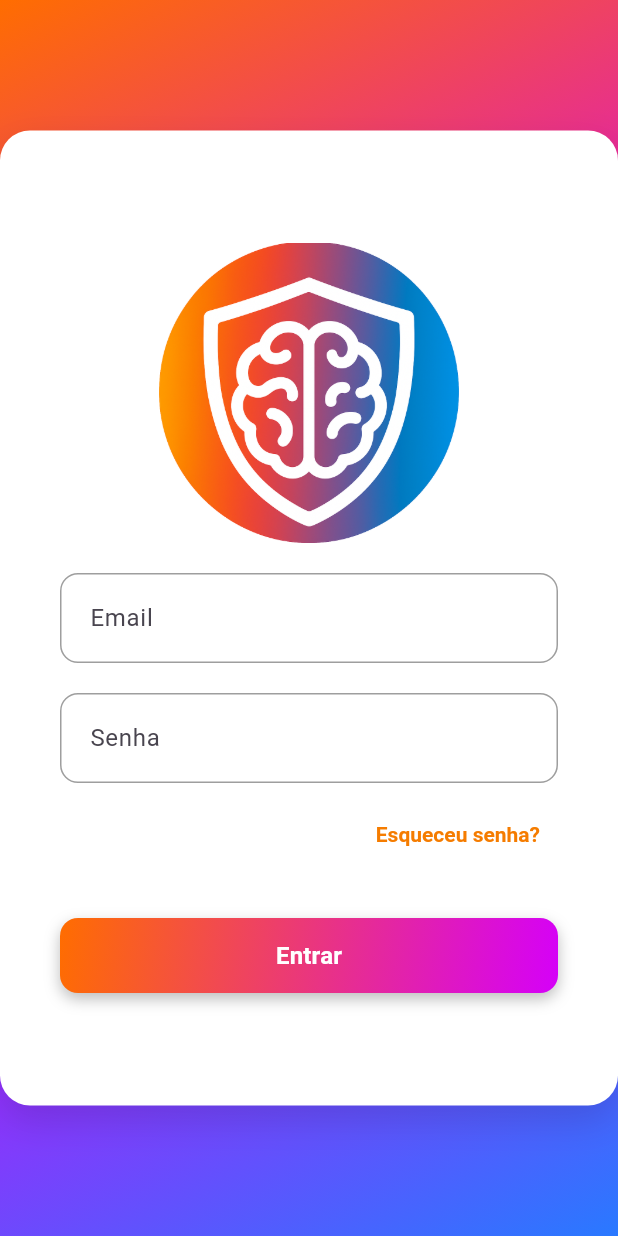
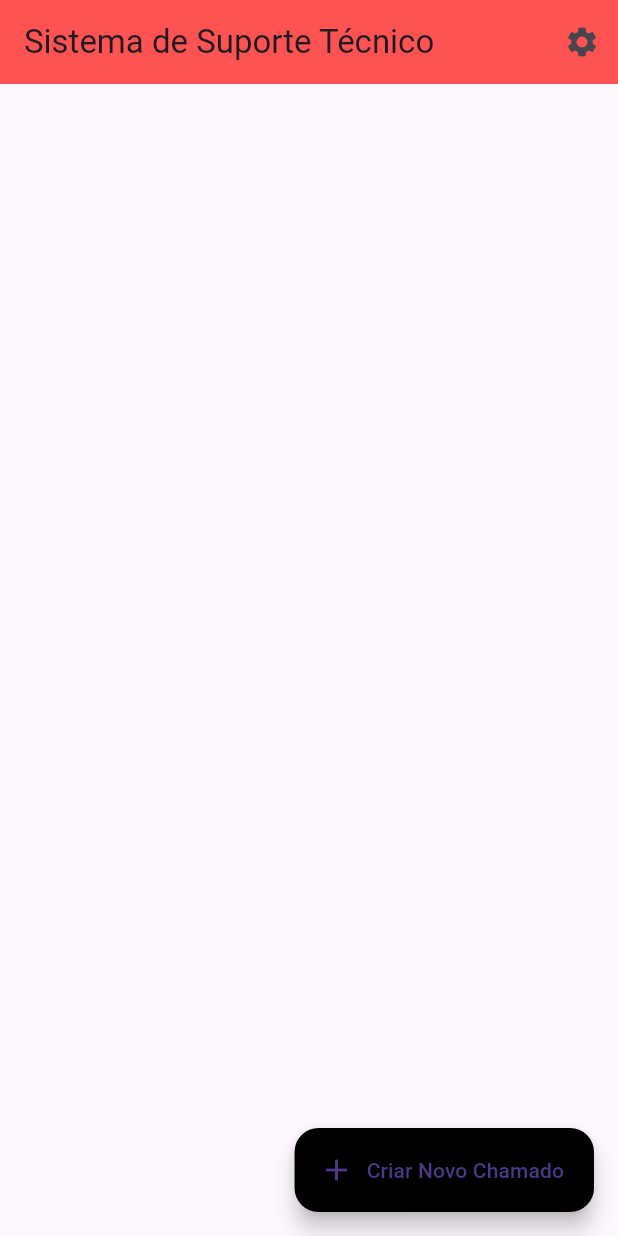
Before and after one commit to Neovexz/cortexIA_front_end_flutter, a Flutter app: the screen it shows after launch, on a phone screen of 412 x 824 dp. Run offline on Flutter 3.47's test engine with Material 3 defaults, Android fonts, the phone set to English and light mode, and no system bars.

Commit message:
:heavy_plus_sign: feat/20: criação da estrutura base da DashboardPage

```diff
--- a/lib/main.dart
+++ b/lib/main.dart
@@ -1,6 +1,7 @@
 import 'package:flutter/material.dart';
 import 'package:front_end_flutter_cortex_ia/config/app_config.dart';
 import 'package:front_end_flutter_cortex_ia/core/constants/colors.dart';
+import 'package:front_end_flutter_cortex_ia/presentation/pages/dashboard_page.dart';
 import 'package:front_end_flutter_cortex_ia/presentation/pages/login.dart';
 
 
@@ -23,7 +24,7 @@ class MyApp extends StatelessWidget {
       theme: ThemeData(
         primaryColor: AppColors.primary,
       ),
-      home: LoginPage(),
+      home: DashboardPage(),
     );
   }
 }
--- /dev/null
+++ b/lib/presentation/pages/dashboard_page.dart
@@ -0,0 +1,33 @@
+import 'package:flutter/material.dart';
+
+class DashboardPage extends StatelessWidget {
+  const DashboardPage({super.key});
+
+  @override
+  Widget build(BuildContext context) {
+    return Scaffold(
+      appBar: AppBar(
+        title: const Text('Sistema de Suporte Técnico'),
+        backgroundColor: Colors.redAccent,
+        actions: [
+          IconButton(
+            icon: const Icon(Icons.settings),
+            onPressed: () {
+
+            },
+          )
+        ],
+      ),
+      floatingActionButton: FloatingActionButton.extended(
+        backgroundColor: Colors.black,
+        onPressed: () {
+        },
+        icon: const Icon(Icons.add),
+        label: const Text('Criar Novo Chamado'),
+      ),
+      body: const Center(
+
+      ),
+    );
+  }
+}
```
Also changed, not shown: lib/presentation/controllers/chamados_controller.dart (added), lib/presentation/pages/chamados_page.dart (added), lib/presentation/widgets/chamado_card.dart (added), lib/presentation/widgets/status_card.dart (added).
